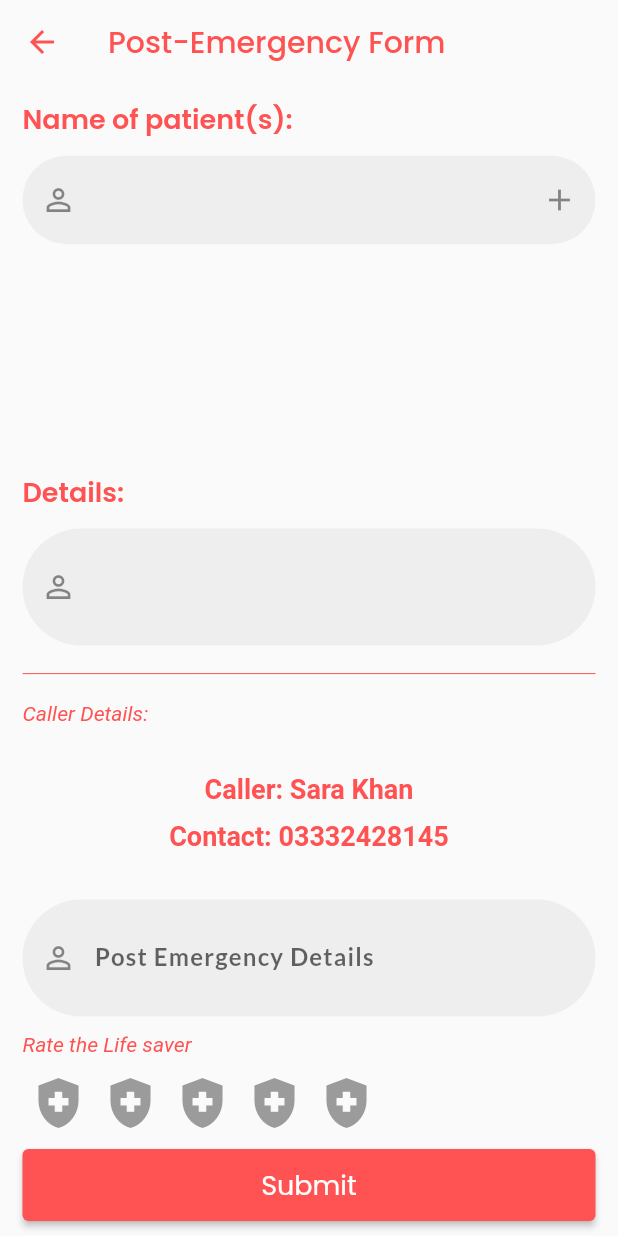
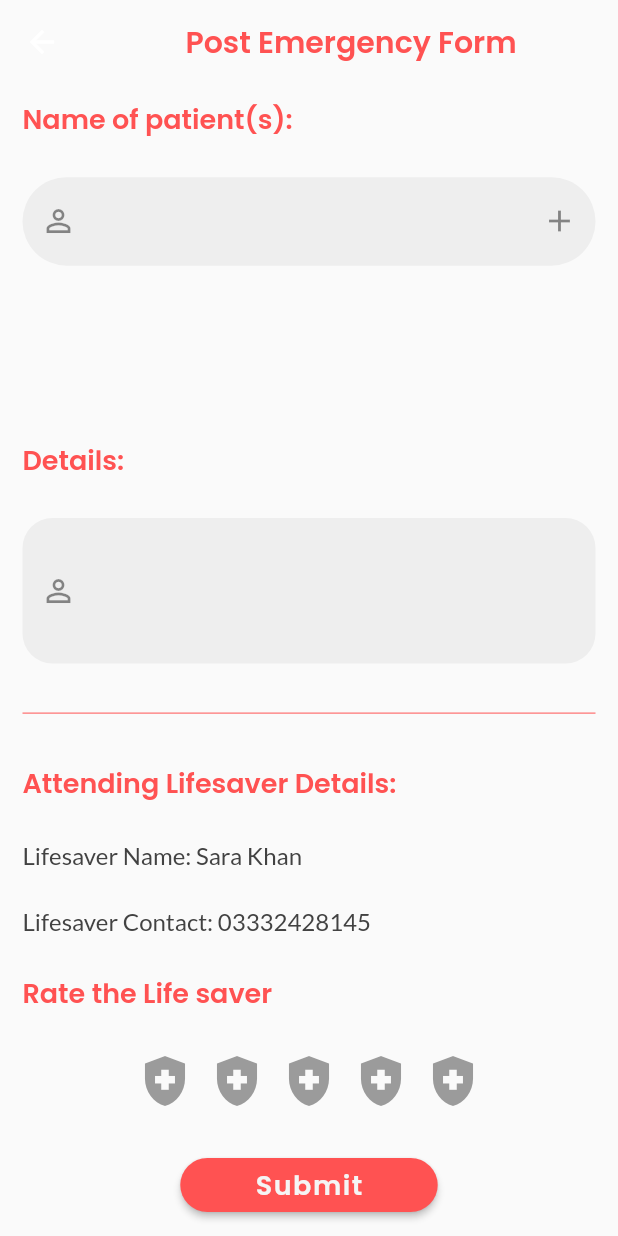
Before and after one commit to Fizza-Rubab/PLSP, a Flutter app: the Citizen_Feedback screen opened directly, on a phone screen of 412 x 824 dp. Run offline on Flutter 3.47's test engine with Material 2 defaults, Android fonts, the phone set to English and light mode, and no system bars; drawn by our look-alikes of flutter_rating_bar; our stand-ins replace awesome_dialog, geolocator, google_fonts, google_maps_flutter, lite_rolling_switch, loading_animation_widget and 2 more; missing offline and left inert: flutter_polyline_points, multi_language_json; accounts and stored records are empty; generated files the repository leaves out were written again.

Commit message:
added all screems

```diff
--- a/lib/Alert/Citizen_Feedback.dart
+++ b/lib/Alert/Citizen_Feedback.dart
@@ -2,6 +2,7 @@
 
 import 'package:flutter/material.dart';
 import 'package:google_fonts/google_fonts.dart';
+import 'package:google_maps/Alert/Thankyou.dart';
 import '../Home/Citizen.dart';
 import '../input_design.dart';
 import 'package:flutter_rating_bar/flutter_rating_bar.dart';
@@ -40,19 +41,18 @@ class _MyWidgetState extends State<Citizen_Feedback> {
     return Scaffold(
       resizeToAvoidBottomInset: false,
       appBar: AppBar(
+        // iconTheme: IconThemeData(color: appbar_icon_color),
+        elevation: 0,
         backgroundColor: Colors.transparent,
-        shadowColor: Colors.transparent,
-        title: const Text(
-          "Post-Emergency Form",
-          style: TextStyle(fontFamily: "Poppins", color: Colors.redAccent),
+        title:  Center(
+          child: Text("Post Emergency Form", style: GoogleFonts.poppins(
+                  fontSize: 20,
+                  fontWeight: FontWeight.w600,
+                  letterSpacing: 0,
+                  color: Colors.redAccent,
+                ),),
         ),
-        leading: IconButton(
-          icon: const Icon(
-            Icons.arrow_back,
-            color: Colors.redAccent,
-          ),
-          onPressed: () {},
-        ),
+
       ),
       body: Padding(
         padding: const EdgeInsets.symmetric(vertical: 10.0, horizontal: 15.0),
@@ -69,7 +69,7 @@ class _MyWidgetState extends State<Citizen_Feedback> {
                 ),
             ),
             SizedBox(
-              height: 200,
+              height: 150,
               child: ListView.builder(
                 itemCount: _entries.length + 1,
                 itemBuilder: (context, index) {
@@ -128,52 +128,50 @@ class _MyWidgetState extends State<Citizen_Feedback> {
                 ),
             ),
             TextField(
-              maxLines: 2,
-              decoration: buildInputDecoration(Icons.person_outline, ""),
+              maxLines: 3,
+              decoration: buildInputDecoration(Icons.person_outline, "", border: BorderRadius.all(Radius.circular(20))),
             ),
             const Divider(
               color: Colors.redAccent,
             ),
-            const Text(
-              "Caller Details:",
-              style: TextStyle(
-                  fontStyle: FontStyle.italic, color: Colors.redAccent),
-            ),
-            const SizedBox(
-              height: 10,
-            ),
-            const Center(
-              child: Text(
-                "Caller: Sara Khan",
-                style: TextStyle(
+            Text(
+              "Attending Lifesaver Details:",
+              style: GoogleFonts.poppins(
                   fontSize: 18,
-                    fontWeight: FontWeight.bold,
-                    color: Colors.redAccent),
+                  fontWeight: FontWeight.w600,
+                  letterSpacing: 0,
+                  color: Colors.redAccent,
                 ),
             ),
-            const Center(
-              child: Text(
-                "Contact: 03332428145",
-                style: TextStyle(
-                    fontSize: 18,
-                    fontWeight: FontWeight.bold,
-                    color: Colors.redAccent),
+            Text(
+              "Lifesaver Name: Sara Khan",
+              style: GoogleFonts.lato(
+                fontSize: 16,
+                fontWeight: FontWeight.w500,
+                letterSpacing: 0,
+                color: Colors.grey.shade800,
               ),
             ),
-            const SizedBox(
-              height: 10,
+            Text(
+              "Lifesaver Contact: 03332428145",
+              style: GoogleFonts.lato(
+                fontSize: 16,
+                fontWeight: FontWeight.w500,
+                letterSpacing: 0,
+                color: Colors.grey.shade800,
               ),
-            TextField(
-              maxLines: 2,
-              decoration: buildInputDecoration(
-                  Icons.person_outline, "Post Emergency Details"),
             ),
-            const Text(
+            Text(
               "Rate the Life saver",
-              style: TextStyle(
-                  fontStyle: FontStyle.italic, color: Colors.redAccent),
+              style: GoogleFonts.poppins(
+                  fontSize: 18,
+                  fontWeight: FontWeight.w600,
+                  letterSpacing: 0,
+                  color: Colors.redAccent,
                 ),
-            RatingBar.builder(
+            ),
+            Center(
+              child: RatingBar.builder(
                 initialRating: _rating,
                 minRating: 1,
                 direction: Axis.horizontal,
@@ -191,22 +189,51 @@ class _MyWidgetState extends State<Citizen_Feedback> {
                   });
                 },
               ),
-            SizedBox(
-              height: 48,
+            ),
+            Center(
               child: ElevatedButton(
                         style: ElevatedButton.styleFrom(
+                          shape: RoundedRectangleBorder(
+                            borderRadius: BorderRadius.circular(20),
+                          ),
                           backgroundColor: Colors.redAccent,
-                  fixedSize: Size(MediaQuery.of(context).size.width, 30),
+                          fixedSize:
+                              Size(MediaQuery.of(context).size.width / 2.4, 30),
                           textStyle: const TextStyle(
-                      fontSize: 18, fontFamily: 'Poppins', color: Colors.white),
+                              fontSize: 18,
+                              fontFamily: 'Poppins',
+                              color: Colors.white),
                         ),
                         onPressed: () {
-                  Navigator.of(context).push(
-                      MaterialPageRoute(builder: (context) => const Citizen()));
+                          Navigator.of(context).push(MaterialPageRoute(
+                              builder: (context) => ThankYouScreen()));
                         },
-                child: const Text('Submit'),
+                        child: Text(
+                          'Submit',
+                          style: GoogleFonts.poppins(
+                              fontSize: 18,
+                              fontWeight: FontWeight.w600,
+                              letterSpacing: 1.0,
+                              color: Colors.grey.shade100),
                         ),
                       ),
+            ),
+            // SizedBox(
+            //   height: 48,
+            //   child: ElevatedButton(
+            //     style: ElevatedButton.styleFrom(
+            //       backgroundColor: Colors.redAccent,
+            //       fixedSize: Size(MediaQuery.of(context).size.width, 30),
+            //       textStyle: const TextStyle(
+            //           fontSize: 18, fontFamily: 'Poppins', color: Colors.white),
+            //     ),
+            //     onPressed: () {
+            //       Navigator.of(context).push(
+            //           MaterialPageRoute(builder: (context) => Citizen()));
+            //     },
+            //     child: const Text('Submit'),
+            //   ),
+            // ),
           ],
         ),
       ),
--- a/lib/Alert/searching.dart
+++ b/lib/Alert/searching.dart
@@ -30,7 +30,7 @@ class _SearchingState extends State<Searching> with SingleTickerProviderStateMix
   }
 
   startTime() async {
-    var duration = const Duration(seconds: 7);
+    var duration = const Duration(seconds: 20);
     return Timer(duration, route);
   }
 
--- a/lib/Home/Citizen.dart
+++ b/lib/Home/Citizen.dart
@@ -18,7 +18,7 @@ class _CitizenState extends State<Citizen> {
     CitizenProfile(),
   ];
   PageController _pageController = PageController();
-  int index = 1; // To change to 0
+  int index = 0; // To change to 0
 
   @override
   Widget build(BuildContext context) {
--- a/lib/main.dart
+++ b/lib/main.dart
@@ -66,7 +66,9 @@
 void main(){
   sharedPrefInit();
   WidgetsFlutterBinding.ensureInitialized();
-  runApp(const MaterialApp(home:LifeSaverMain()));
+  // runApp(const MaterialApp(home:Arrived(args:{"latitude":24.9059, "longitude":67.1383})));
+  runApp(const MaterialApp(home: Welcome()));
+
 
 }
 
--- a/pubspec.yaml
+++ b/pubspec.yaml
@@ -51,6 +51,7 @@ dependencies:
   flutter_rating_bar: ^4.0.0
   lite_rolling_switch: ^0.1.1
   awesome_dialog: ^3.0.2
+  google_maps_webservice: ^0.0.19
 
 
 dev_dependencies:
```
Also changed, not shown: lib/Alert/Alert_Details.dart (+10 -7 lines), lib/Alert/Arrival.dart (+37 -34 lines), lib/Alert/Thankyou.dart (added, +102 -0 lines), lib/Alert/about_to_reach.dart (+46 -31 lines), lib/Lifesaver/Lifesaver.dart (+71 -0 lines), lib/Lifesaver/NavigateScreen.dart (added, +67 -0 lines), lib/Lifesaver/RedirectDestination.dart (added, +202 -0 lines). Lines whose indentation alone changed are shown as unchanged.
